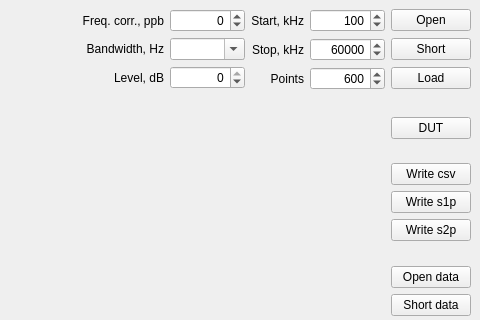
pavel-demin/red-pitaya-notes, file projects/vna/client/vna.ui: the form before one commit; both pictures show x 270 to 750 and y 0 to 320 of the 750 by 600 pixel window.
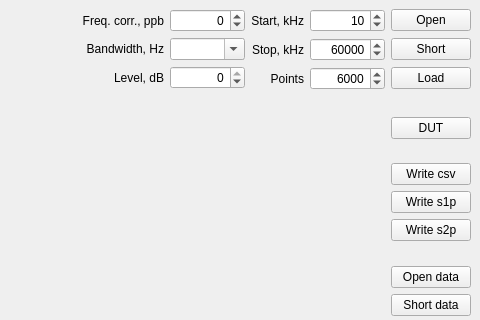
The form after the commit.

Commit message: adapt vna/client to updated vna/server, add interpolation of calibration curves

```diff
--- a/projects/vna/client/vna.ui
+++ b/projects/vna/client/vna.ui
@@ -463,16 +463,16 @@
           <set>Qt::AlignRight|Qt::AlignTrailing|Qt::AlignVCenter</set>
          </property>
          <property name="minimum">
-          <number>1</number>
+          <number>10</number>
          </property>
          <property name="maximum">
-          <number>16383</number>
+          <number>16380</number>
          </property>
          <property name="singleStep">
           <number>100</number>
          </property>
          <property name="value">
-          <number>600</number>
+          <number>6000</number>
          </property>
         </widget>
        </item>
@@ -516,13 +516,13 @@
           <number>0</number>
          </property>
          <property name="maximum">
-          <number>62000</number>
+          <number>62500</number>
          </property>
          <property name="singleStep">
           <number>100</number>
          </property>
          <property name="value">
-          <number>100</number>
+          <number>10</number>
          </property>
         </widget>
        </item>
```
Left out of the diff: 8 changed lines with no effect on the pictures. The commit also changes 1 other file.
